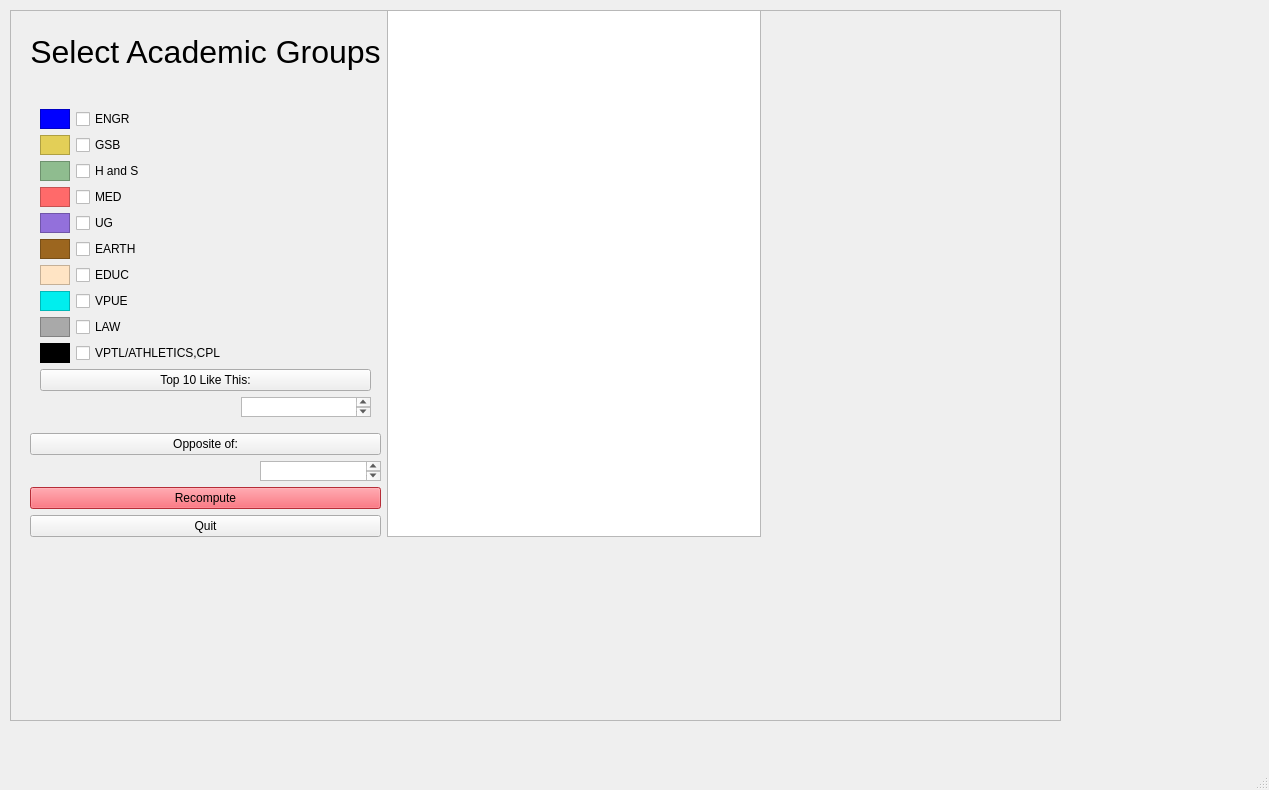
The window that src/qtui/courseTsne.ui (paepcke/pathways) describes before a commit, drawn with Qt 5.
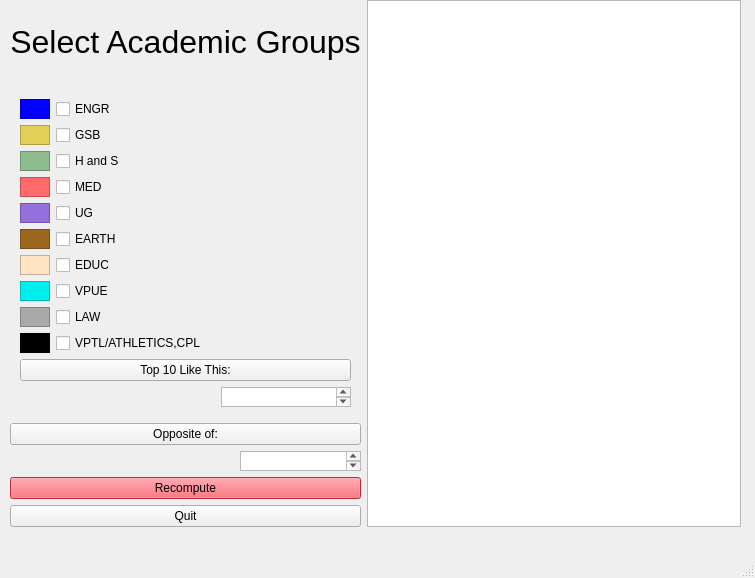
The same window after the commit.

Commit message: Right-sized control surface

The edit to the form file:
```diff
--- a/src/qtui/courseTsne.ui
+++ b/src/qtui/courseTsne.ui
@@ -6,14 +6,20 @@
    <rect>
     <x>0</x>
     <y>0</y>
-    <width>1269</width>
-    <height>790</height>
+    <width>755</width>
+    <height>578</height>
    </rect>
   </property>
+  <property name="sizePolicy">
+   <sizepolicy hsizetype="Expanding" vsizetype="Expanding">
+    <horstretch>0</horstretch>
+    <verstretch>0</verstretch>
+   </sizepolicy>
+  </property>
   <property name="minimumSize">
    <size>
-    <width>800</width>
-    <height>700</height>
+    <width>700</width>
+    <height>550</height>
    </size>
   </property>
   <property name="windowTitle">
@@ -23,43 +29,16 @@
    <widget class="QWidget" name="horizontalLayoutWidget">
     <property name="geometry">
      <rect>
-      <x>10</x>
-      <y>10</y>
-      <width>1051</width>
-      <height>711</height>
-     </rect>
-    </property>
-    <property name="minimumSize">
-     <size>
-      <width>0</width>
-      <height>0</height>
-     </size>
-    </property>
-    <layout class="QHBoxLayout" name="OuterHorLay">
-     <item>
-      <widget class="QFrame" name="ScatterPlotFrame">
-       <property name="minimumSize">
-        <size>
-         <width>0</width>
-         <height>0</height>
-        </size>
-       </property>
-       <property name="frameShape">
-        <enum>QFrame::StyledPanel</enum>
-       </property>
-       <property name="frameShadow">
-        <enum>QFrame::Raised</enum>
-       </property>
-       <widget class="QWidget" name="">
-        <property name="geometry">
-         <rect>
-          <x>10</x>
+      <x>0</x>
           <y>0</y>
           <width>741</width>
           <height>537</height>
          </rect>
         </property>
         <layout class="QHBoxLayout" name="ControlPanel">
+     <property name="sizeConstraint">
+      <enum>QLayout::SetMaximumSize</enum>
+     </property>
          <property name="leftMargin">
           <number>10</number>
          </property>
@@ -479,6 +458,12 @@
          </item>
          <item>
           <widget class="QTextEdit" name="infoDisplay">
+       <property name="sizePolicy">
+        <sizepolicy hsizetype="Expanding" vsizetype="Expanding">
+         <horstretch>0</horstretch>
+         <verstretch>0</verstretch>
+        </sizepolicy>
+       </property>
            <property name="lineWrapMode">
             <enum>QTextEdit::WidgetWidth</enum>
            </property>
@@ -490,21 +475,6 @@
         </layout>
        </widget>
       </widget>
-     </item>
-    </layout>
-   </widget>
-   <widget class="QWidget" name="">
-    <property name="geometry">
-     <rect>
-      <x>0</x>
-      <y>0</y>
-      <width>2</width>
-      <height>2</height>
-     </rect>
-    </property>
-    <layout class="QHBoxLayout" name="PlotAndControlsLay"/>
-   </widget>
-  </widget>
   <widget class="QMenuBar" name="menubar">
    <property name="geometry">
     <rect>
```
Left out of the diff: 9 changed lines with no effect on the pictures. Lines whose indentation alone changed are shown as unchanged.
